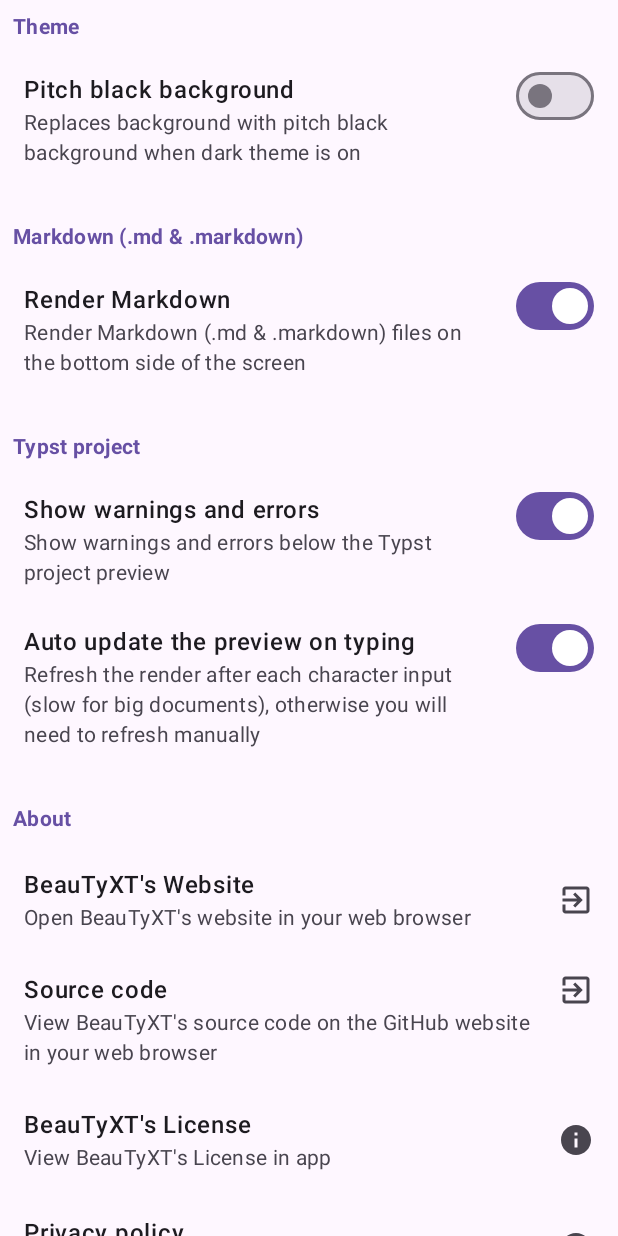
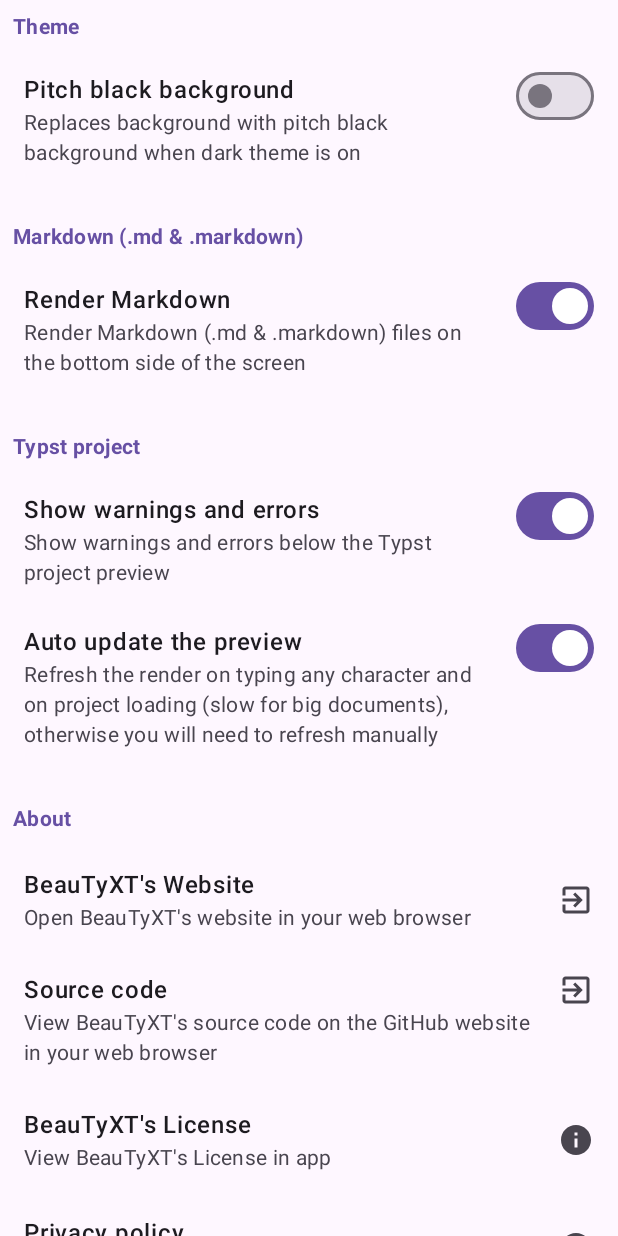
Before and after one commit to soupslurpr/BeauTyXT, an Android app built with Jetpack Compose: the composable SettingsScreen shown on its own in the app's theme, on a phone screen of 412 x 824 dp. Run offline under Robolectric (Android 15) with nearby library versions, the phone set to English and light mode, and no system bars.

Commit message:
feat: option to disable typst preview refresh on typing now also disables auto refresh on project loading
This is very necessary for any non toy project, need to prioritize fast loading and input (this is a mobile note taking app after all), rendering can always be done after manually.

Signed-off-by: Stephen L. <LRQ3000@gmail.com>

```diff
--- a/app/src/main/kotlin/dev/soupslurpr/beautyxt/settings/PreferencesUiState.kt
+++ b/app/src/main/kotlin/dev/soupslurpr/beautyxt/settings/PreferencesUiState.kt
@@ -31,9 +31,9 @@
         mutableStateOf(true)
     ),
 
-    /** Automatically refresh the render of the preview on typing (can be slow on big documents)
+    /** Automatically refresh the render of the preview on typing and on project loading (can be slow on big documents)
      */
-    val autoPreviewOnTyping: Pair<Preferences.Key<Boolean>, MutableState<Boolean>> = Pair(
+    val autoPreviewRefresh: Pair<Preferences.Key<Boolean>, MutableState<Boolean>> = Pair(
         (booleanPreferencesKey("AUTO_PREVIEW_ON_TYPING")),
         mutableStateOf(true)
     ),
--- a/app/src/main/kotlin/dev/soupslurpr/beautyxt/settings/PreferencesViewModel.kt
+++ b/app/src/main/kotlin/dev/soupslurpr/beautyxt/settings/PreferencesViewModel.kt
@@ -64,10 +64,10 @@
                                 .typstProjectShowWarningsAndErrors.second.value
                         )
                     ),
-                    autoPreviewOnTyping = Pair(
-                        uiState.value.autoPreviewOnTyping.first,
+                    autoPreviewRefresh = Pair(
+                        uiState.value.autoPreviewRefresh.first,
                         mutableStateOf(
-                            settings[uiState.value.autoPreviewOnTyping.first] ?: uiState.value.autoPreviewOnTyping
+                            settings[uiState.value.autoPreviewRefresh.first] ?: uiState.value.autoPreviewRefresh
                                 .second.value
                         )
                     ),
--- a/app/src/main/kotlin/dev/soupslurpr/beautyxt/ui/SettingsScreen.kt
+++ b/app/src/main/kotlin/dev/soupslurpr/beautyxt/ui/SettingsScreen.kt
@@ -106,17 +106,17 @@
                 }
             )
             SettingsItem(
-                name = stringResource(R.string.auto_preview_on_typing_setting_name),
+                name = stringResource(R.string.typst_project_auto_preview_setting_name),
                 description = stringResource(
-                    R.string.auto_preview_on_typing_setting_description,
+                    R.string.typst_project_auto_preview_setting_description,
                     stringResource(R.string.typst_project)
                 ),
                 hasSwitch = true,
-                checked = preferencesUiState.autoPreviewOnTyping.second.value,
+                checked = preferencesUiState.autoPreviewRefresh.second.value,
                 onCheckedChange = {
                     coroutineScope.launch {
                         preferencesViewModel.setPreference(
-                            preferencesUiState.autoPreviewOnTyping
+                            preferencesUiState.autoPreviewRefresh
                                 .first, it
                         )
                     }
--- a/app/src/main/kotlin/dev/soupslurpr/beautyxt/ui/TypstProjectScreen.kt
+++ b/app/src/main/kotlin/dev/soupslurpr/beautyxt/ui/TypstProjectScreen.kt
@@ -90,7 +90,8 @@
 
                 typstProjectViewModel.updateProjectFileWithNewText(it, currentOpenedPath)
 
-                if (preferencesUiState.autoPreviewOnTyping.second.value) {
+                // Refresh preview render on typing
+                if (preferencesUiState.autoPreviewRefresh.second.value) {
                     typstProjectViewModel.renderProjectToSvgs(typstProjectViewModel.rustService!!)
                 }
             }
@@ -153,7 +154,8 @@
 
                 typstProjectViewModel.updateProjectFileWithNewText(it, currentOpenedPath)
 
-                if (preferencesUiState.autoPreviewOnTyping.second.value) {
+                // Refresh preview render on typing
+                if (preferencesUiState.autoPreviewRefresh.second.value) {
                     typstProjectViewModel.renderProjectToSvgs(typstProjectViewModel.rustService!!)
                 }
             }
--- a/app/src/main/res/values/strings.xml
+++ b/app/src/main/res/values/strings.xml
@@ -88,8 +88,8 @@
     <string name="create_and_edit_another_file_in_the_typst_project" tools:ignore="MissingTranslation">Create and edit another file in the Typst project</string>
     <string name="typst_project_show_warnings_and_errors_setting_name" tools:ignore="MissingTranslation">Show warnings and errors</string>
     <string name="typst_project_show_warnings_and_errors_setting_description" tools:ignore="MissingTranslation">Show warnings and errors below the %1$s preview</string>
-    <string name="auto_preview_on_typing_setting_name" tools:ignore="MissingTranslation">Auto update the preview on typing</string>
-    <string name="auto_preview_on_typing_setting_description" tools:ignore="MissingTranslation">Refresh the render after each character input (slow for big documents), otherwise you will need to refresh manually</string>
+    <string name="typst_project_auto_preview_setting_name" tools:ignore="MissingTranslation">Auto update the preview</string>
+    <string name="typst_project_auto_preview_setting_description" tools:ignore="MissingTranslation">Refresh the render on typing any character and on project loading (slow for big documents), otherwise you will need to refresh manually</string>
     <string name="rendered_typst_project_preview" tools:ignore="MissingTranslation">Rendered Typst project preview</string>
     <string name="toggle_previewing_typst_project_in_fullscreen" tools:ignore="MissingTranslation">Toggle previewing Typst project in fullscreen</string>
     <string name="fullscreen_typst_preview_button_setting_name" tools:ignore="MissingTranslation">Fullscreen Typst Preview Button</string>
@@ -100,5 +100,5 @@
     <string name="view_credits_for_rust_library_for_plain_text_and_markdown_support" tools:ignore="MissingTranslation">View Credits for Rust library for Plain Text and Markdown support</string>
     <string name="view_credits_for_rust_library_for_typst_support" tools:ignore="MissingTranslation">View Credits for Rust library for Typst support</string>
     <string name="typst_rust_library_credits" translatable="false">Typst Rust Library Credits</string>
-    <string name="refresh">Refresh</string>
+    <string name="refresh" tools:ignore="MissingTranslation">Refresh</string>
 </resources>
```
Also changed, not shown: app/src/main/kotlin/dev/soupslurpr/beautyxt/MainActivity.kt (+6 -2 lines), app/src/main/kotlin/dev/soupslurpr/beautyxt/ui/TypstProjectViewModel.kt (+7 -3 lines).
